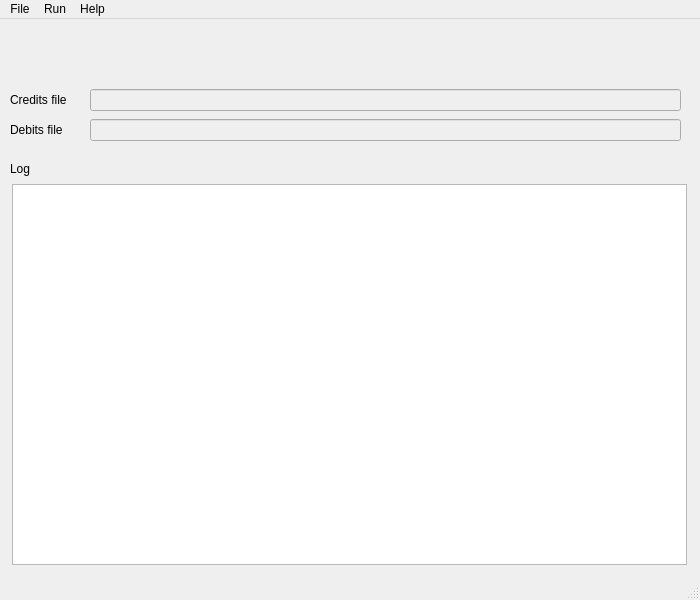
This is carbonCalculatorGUI/mainwindow.ui in ARPA-SIMC/carbonCalculator as Qt 5 draws it before an edit. The edited form follows.
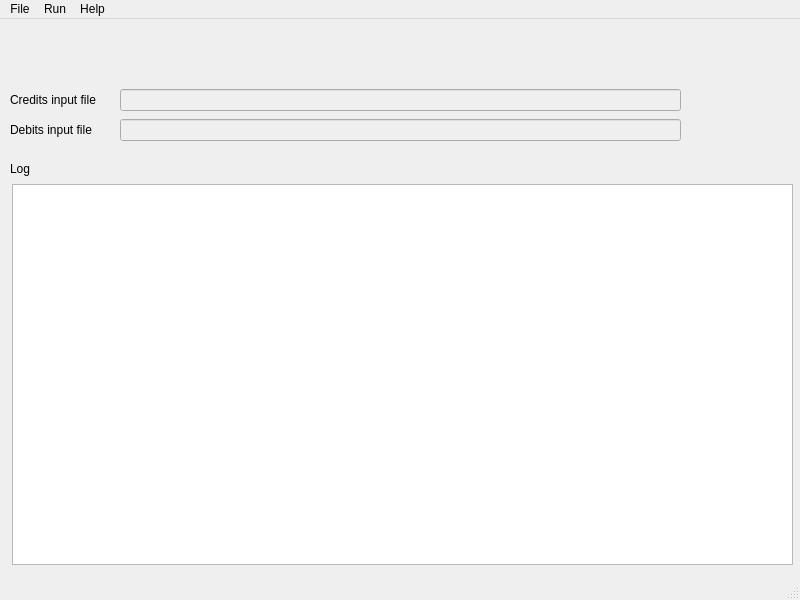
This is the edited form.

```diff
--- a/carbonCalculatorGUI/mainwindow.ui
+++ b/carbonCalculatorGUI/mainwindow.ui
@@ -9,19 +9,19 @@
    <rect>
     <x>0</x>
     <y>0</y>
-    <width>700</width>
+    <width>800</width>
     <height>600</height>
    </rect>
   </property>
   <property name="minimumSize">
    <size>
-    <width>700</width>
-    <height>500</height>
+    <width>800</width>
+    <height>600</height>
    </size>
   </property>
   <property name="maximumSize">
    <size>
-    <width>700</width>
+    <width>800</width>
     <height>1024</height>
    </size>
   </property>
@@ -34,7 +34,7 @@
      <rect>
       <x>10</x>
       <y>70</y>
-      <width>71</width>
+      <width>111</width>
       <height>21</height>
      </rect>
     </property>
@@ -45,7 +45,7 @@
      </font>
     </property>
     <property name="text">
-     <string>Credits file</string>
+     <string>Credits input file</string>
     </property>
    </widget>
    <widget class="QTextBrowser" name="logBrowser">
@@ -53,17 +53,22 @@
      <rect>
       <x>12</x>
       <y>165</y>
-      <width>675</width>
+      <width>781</width>
       <height>381</height>
      </rect>
     </property>
+    <property name="font">
+     <font>
+      <pointsize>9</pointsize>
+     </font>
+    </property>
    </widget>
    <widget class="QLabel" name="label_2">
     <property name="geometry">
      <rect>
       <x>10</x>
       <y>100</y>
-      <width>81</width>
+      <width>111</width>
       <height>21</height>
      </rect>
     </property>
@@ -73,7 +78,7 @@
      </font>
     </property>
     <property name="text">
-     <string>Debits file</string>
+     <string>Debits input file</string>
     </property>
    </widget>
    <widget class="QLineEdit" name="sellerBox">
@@ -82,9 +87,9 @@
     </property>
     <property name="geometry">
      <rect>
-      <x>90</x>
+      <x>120</x>
       <y>70</y>
-      <width>591</width>
+      <width>561</width>
       <height>22</height>
      </rect>
     </property>
@@ -98,9 +103,9 @@
     </property>
     <property name="geometry">
      <rect>
-      <x>90</x>
+      <x>120</x>
       <y>100</y>
-      <width>591</width>
+      <width>561</width>
       <height>22</height>
      </rect>
     </property>
@@ -132,7 +137,7 @@
     <rect>
      <x>0</x>
      <y>0</y>
-     <width>700</width>
+     <width>800</width>
      <height>26</height>
     </rect>
    </property>
```
Left out of the diff: 4 changed lines with no effect on the pictures.
